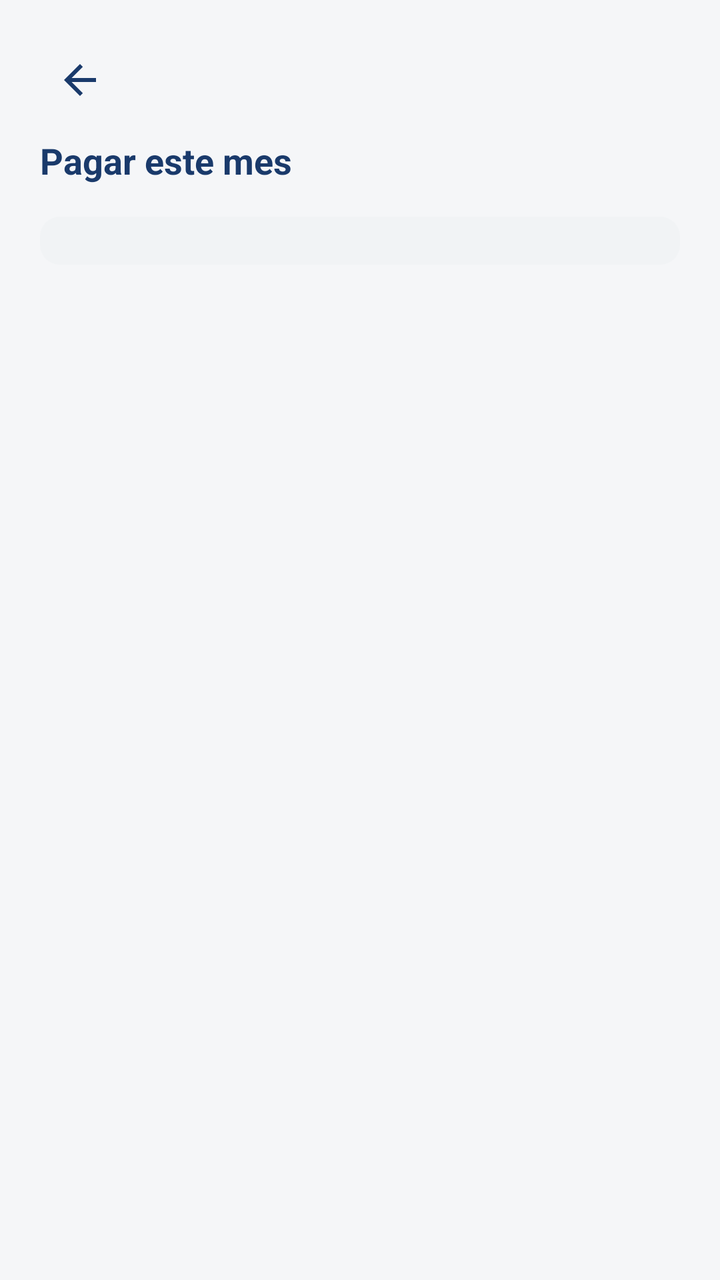
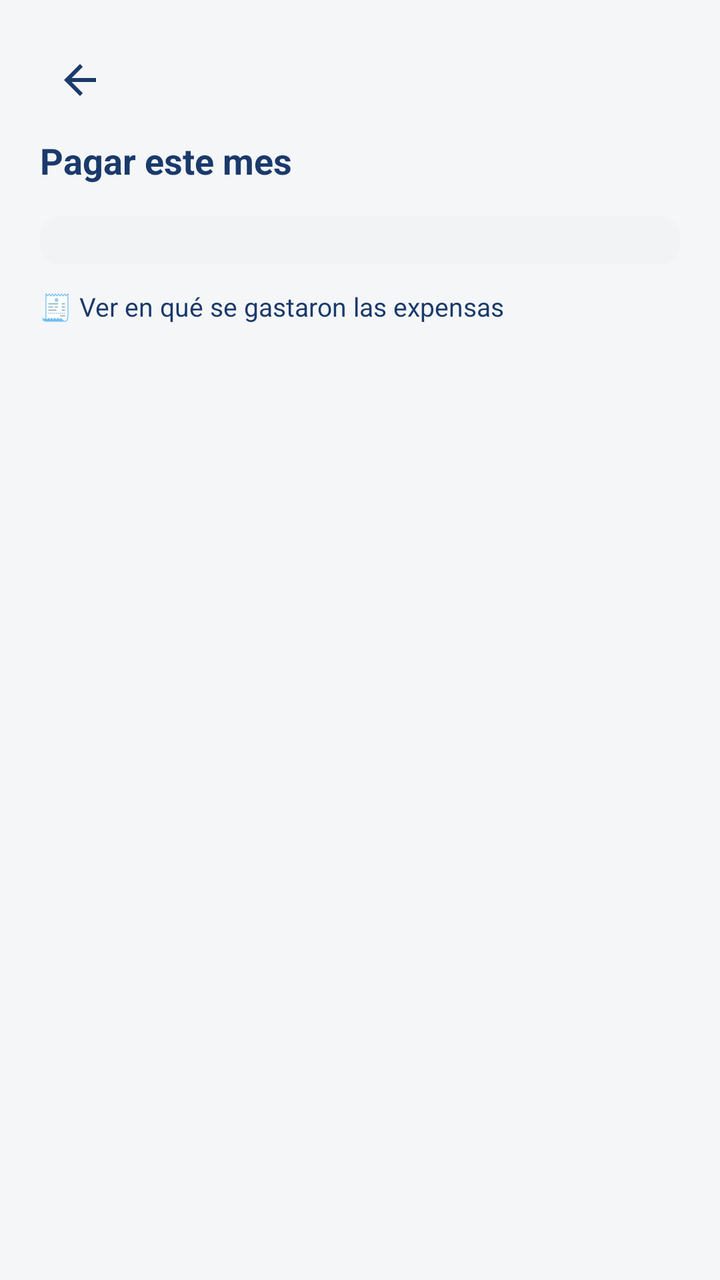

An Android layout rendered at two revisions. The XML below is the earlier revision; the diff shows what the commit changed to produce the second picture.
<!-- AndroidManifest.xml: application theme Theme.ConsorcioTransparente -->
<!-- res/layout/activity_pagar.xml -->
<?xml version="1.0" encoding="utf-8"?>
<ScrollView xmlns:android="http://schemas.android.com/apk/res/android"
    android:layout_width="match_parent"
    android:layout_height="match_parent"
    android:background="@color/background"
    android:fillViewport="true">

    <LinearLayout
        android:layout_width="match_parent"
        android:layout_height="wrap_content"
        android:orientation="vertical"
        android:padding="20dp">

        <ImageButton
            android:id="@+id/buttonBack"
            android:layout_width="40dp"
            android:layout_height="40dp"
            android:layout_gravity="start"
            android:layout_marginBottom="8dp"
            android:background="?attr/selectableItemBackgroundBorderless"
            android:contentDescription="@string/back"
            android:src="@drawable/ic_back"
            android:tint="@color/navy" />

        <TextView
            android:layout_width="wrap_content"
            android:layout_height="wrap_content"
            android:text="@string/pagar_title"
            android:textColor="@color/navy"
            android:textSize="18sp"
            android:textStyle="bold" />

        <LinearLayout
            android:id="@+id/breakdownContainer"
            android:layout_width="match_parent"
            android:layout_height="wrap_content"
            android:layout_marginTop="16dp"
            android:background="@drawable/bg_metric_card"
            android:orientation="vertical"
            android:padding="12dp" />

        <TextView
            android:id="@+id/textNoAmount"
            android:layout_width="match_parent"
            android:layout_height="wrap_content"
            android:layout_marginTop="16dp"
            android:background="@drawable/bg_card"
            android:padding="14dp"
            android:text="@string/pagar_no_amount"
            android:textColor="?attr/colorTextSecondary"
            android:textSize="12sp"
            android:visibility="gone" />

        <LinearLayout
            android:id="@+id/sectionPending"
            android:layout_width="match_parent"
            android:layout_height="wrap_content"
            android:layout_marginTop="16dp"
            android:orientation="vertical"
            android:visibility="gone">

            <TextView
                android:id="@+id/textRejected"
                android:layout_width="match_parent"
                android:layout_height="wrap_content"
                android:layout_marginBottom="8dp"
                android:textColor="@color/tag_red_fg"
                android:textSize="12sp"
                android:visibility="gone" />

            <LinearLayout
                android:layout_width="match_parent"
                android:layout_height="wrap_content"
                android:background="@drawable/bg_card"
                android:orientation="vertical"
                android:padding="14dp">

                <LinearLayout
                    android:layout_width="match_parent"
                    android:layout_height="wrap_content"
                    android:orientation="horizontal"
                    android:gravity="center_vertical">

                    <TextView
                        android:id="@+id/textCbu"
                        android:layout_width="0dp"
                        android:layout_height="wrap_content"
                        android:layout_weight="1"
                        android:textColor="@color/text_primary"
                        android:textSize="13sp" />

                    <Button
                        android:id="@+id/buttonCopyCbu"
                        android:layout_width="wrap_content"
                        android:layout_height="wrap_content"
                        android:text="@string/pagar_copy_cbu"
                        android:textAllCaps="false"
                        style="?android:attr/buttonStyleSmall" />
                </LinearLayout>

                <LinearLayout
                    android:layout_width="match_parent"
                    android:layout_height="wrap_content"
                    android:layout_marginTop="4dp"
                    android:orientation="horizontal"
                    android:gravity="center_vertical">

                    <TextView
                        android:id="@+id/textAlias"
                        android:layout_width="0dp"
                        android:layout_height="wrap_content"
                        android:layout_weight="1"
                        android:textColor="@color/text_primary"
                        android:textSize="13sp" />

                    <Button
                        android:id="@+id/buttonCopyAlias"
                        android:layout_width="wrap_content"
                        android:layout_height="wrap_content"
                        android:text="@string/pagar_copy_alias"
                        android:textAllCaps="false"
                        style="?android:attr/buttonStyleSmall" />
                </LinearLayout>
            </LinearLayout>

            <Button
                android:id="@+id/buttonAttachReceipt"
                android:layout_width="match_parent"
                android:layout_height="wrap_content"
                android:layout_marginTop="12dp"
                android:backgroundTint="@color/navy"
                android:paddingVertical="12dp"
                android:text="@string/pagar_attach_receipt"
                android:textAllCaps="false" />
        </LinearLayout>

        <TextView
            android:id="@+id/textReviewing"
            android:layout_width="match_parent"
            android:layout_height="wrap_content"
            android:layout_marginTop="16dp"
            android:background="@drawable/bg_tag_pill"
            android:backgroundTint="@color/tag_yellow_bg"
            android:padding="14dp"
            android:textColor="@color/tag_yellow_fg"
            android:textSize="12sp"
            android:visibility="gone" />

        
        <Button
            android:id="@+id/buttonPayMercadoPago"
            android:layout_width="match_parent"
            android:layout_height="wrap_content"
            android:layout_marginTop="12dp"
            android:backgroundTint="@color/navy"
            android:paddingVertical="12dp"
            android:text="@string/pagar_mercado_pago"
            android:textAllCaps="false"
            android:visibility="gone" />

        <LinearLayout
            android:id="@+id/sectionPaid"
            android:layout_width="match_parent"
            android:layout_height="wrap_content"
            android:layout_marginTop="16dp"
            android:orientation="vertical"
            android:visibility="gone">

            <TextView
                android:id="@+id/textPaid"
                android:layout_width="match_parent"
                android:layout_height="wrap_content"
                android:background="@drawable/bg_tag_pill"
                android:backgroundTint="@color/tag_green_bg"
                android:padding="14dp"
                android:textColor="@color/tag_green_fg"
                android:textSize="12sp" />

            <Button
                android:id="@+id/buttonHistory"
                android:layout_width="wrap_content"
                android:layout_height="wrap_content"
                android:layout_marginTop="8dp"
                android:text="@string/pagar_history"
                android:textAllCaps="false"
                style="@style/Widget.MaterialComponents.Button.OutlinedButton" />
        </LinearLayout>

        <ProgressBar
            android:id="@+id/progressBar"
            android:layout_width="wrap_content"
            android:layout_height="wrap_content"
            android:layout_gravity="center"
            android:layout_marginTop="16dp"
            android:visibility="gone" />

        <TextView
            android:id="@+id/textError"
            android:layout_width="match_parent"
            android:layout_height="wrap_content"
            android:layout_marginTop="8dp"
            android:textColor="@color/tag_red_fg"
            android:textSize="12sp"
            android:visibility="gone" />

    </LinearLayout>
</ScrollView>
<!-- resources referenced by this layout -->
<resources>
  <color name="background">#F5F6F8</color>
  <color name="navy">#1A3A6B</color>
  <color name="tag_green_bg">#D1FAE5</color>
  <color name="tag_green_fg">#065F46</color>
  <color name="tag_red_fg">#991B1B</color>
  <color name="tag_yellow_bg">#FEF9C3</color>
  <color name="tag_yellow_fg">#854D0E</color>
  <color name="text_primary">#111827</color>
  <!-- drawable bg_card (drawable) -->
  <?xml version="1.0" encoding="utf-8"?>
  <shape xmlns:android="http://schemas.android.com/apk/res/android">
      <solid android:color="@color/surface" />
      <corners android:radius="12dp" />
      <stroke android:width="0.5dp" android:color="@color/border" />
  </shape>
  <!-- drawable bg_metric_card (drawable) -->
  <?xml version="1.0" encoding="utf-8"?>
  <shape xmlns:android="http://schemas.android.com/apk/res/android">
      <solid android:color="@color/surface_secondary" />
      <corners android:radius="10dp" />
  </shape>
  <!-- drawable bg_tag_pill (drawable) -->
  <?xml version="1.0" encoding="utf-8"?>
  <shape xmlns:android="http://schemas.android.com/apk/res/android">
      <solid android:color="@color/tag_green_bg" />
      <corners android:radius="20dp" />
  </shape>
  <!-- drawable ic_back (drawable) -->
  <?xml version="1.0" encoding="utf-8"?>
  <vector xmlns:android="http://schemas.android.com/apk/res/android"
      android:width="24dp"
      android:height="24dp"
      android:viewportWidth="24"
      android:viewportHeight="24">
      <path
          android:fillColor="#FF000000"
          android:pathData="M20,11H7.83l5.59,-5.59L12,4l-8,8 8,8 1.41,-1.41L7.83,13H20v-2z" />
  </vector>
  <string name="back">Volver</string>
  <string name="pagar_attach_receipt">Adjuntar comprobante de transferencia</string>
  <string name="pagar_copy_alias">Copiar alias</string>
  <string name="pagar_copy_cbu">Copiar CBU</string>
  <string name="pagar_history">Ver historial de meses anteriores</string>
  <string name="pagar_mercado_pago">Pagar con Mercado Pago</string>
  <string name="pagar_no_amount">Todavía no tenés un monto asignado. Consultá a tu Administrador.</string>
  <string name="pagar_title">Pagar este mes</string>
  <style name="Theme.ConsorcioTransparente" parent="Theme.MaterialComponents.Light.NoActionBar">
          <item name="colorPrimary">@color/navy</item>
          <item name="colorPrimaryDark">@color/navy_dark</item>
          <item name="colorAccent">@color/blue_accent</item>
          <item name="android:windowBackground">@color/background</item>
          <item name="android:statusBarColor" tools:targetApi="l">@color/navy</item>
          <item name="colorTextSecondary">@color/text_secondary</item>
      </style>
  <color name="surface">#FFFFFF</color>
  <color name="border">#E5E7EB</color>
  <color name="surface_secondary">#F1F3F5</color>
  <color name="navy_dark">#0F2647</color>
  <color name="blue_accent">#3B82F6</color>
  <color name="text_secondary">#6B7280</color>
</resources>

<!-- the commit's change to res/layout/activity_pagar.xml (unified diff, before → after) -->
@@ -40,6 +40,17 @@
             android:padding="12dp" />
 
         <TextView
+            android:id="@+id/textVerRendicion"
+            android:layout_width="wrap_content"
+            android:layout_height="wrap_content"
+            android:layout_marginTop="12dp"
+            android:clickable="true"
+            android:focusable="true"
+            android:text="@string/pagar_ver_rendicion"
+            android:textColor="@color/navy"
+            android:textSize="13sp" />
+
+        <TextView
             android:id="@+id/textNoAmount"
             android:layout_width="match_parent"
             android:layout_height="wrap_content"
<!-- resource entries referenced after the edit -->
@@ -46,6 +46,7 @@
   <string name="pagar_mercado_pago">Pagar con Mercado Pago</string>
   <string name="pagar_no_amount">Todavía no tenés un monto asignado. Consultá a tu Administrador.</string>
   <string name="pagar_title">Pagar este mes</string>
+  <string name="pagar_ver_rendicion">🧾 Ver en qué se gastaron las expensas</string>
   <style name="Theme.ConsorcioTransparente" parent="Theme.MaterialComponents.Light.NoActionBar">
           <item name="colorPrimary">@color/navy</item>
           <item name="colorPrimaryDark">@color/navy_dark</item>
